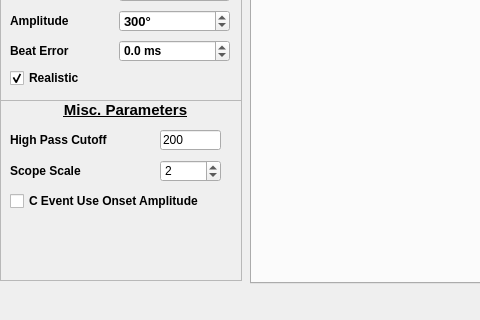
Qt form src/ui/MainWindow.ui (Ji-Min-Lee/2026-3-sw-architect-studio-project) before a commit; both pictures show x 0 to 480 and y 430 to 750 of the 1280 by 750 pixel window.
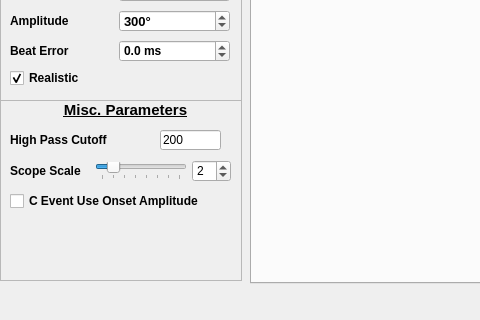
The same form after that commit. Custom widgets are drawn as their Qt base class.

Commit message:
feat(rs4): add scope zoom slider with absolute time axis labels
- Add QSlider (range 1-8) synced bidirectionally with ScopeScaleSpinBox
- Replace hidden x-axis with ScopeTimeTicker showing elapsed seconds (N.N s)
- Enable beat count labels on Rate Error scatter x-axis
- setScopeScale() now replots immediately when stopped/paused using last frame data
- Add enhancement doc with before/after screenshots (docs/milestone3/)

Patch:
```diff
--- a/src/ui/MainWindow.ui
+++ b/src/ui/MainWindow.ui
@@ -369,9 +369,9 @@
     <widget class="QSpinBox" name="ScopeScaleSpinBox">
      <property name="geometry">
       <rect>
-       <x>160</x>
+       <x>192</x>
        <y>60</y>
-       <width>61</width>
+       <width>39</width>
        <height>22</height>
       </rect>
      </property>
@@ -385,12 +385,40 @@
       <number>2</number>
      </property>
     </widget>
+    <widget class="QSlider" name="ScopeScaleSlider">
+     <property name="geometry">
+      <rect>
+       <x>95</x>
+       <y>62</y>
+       <width>92</width>
+       <height>18</height>
+      </rect>
+     </property>
+     <property name="minimum">
+      <number>1</number>
+     </property>
+     <property name="maximum">
+      <number>8</number>
+     </property>
+     <property name="value">
+      <number>2</number>
+     </property>
+     <property name="orientation">
+      <enum>Qt::Horizontal</enum>
+     </property>
+     <property name="tickPosition">
+      <enum>QSlider::TicksBelow</enum>
+     </property>
+     <property name="tickInterval">
+      <number>1</number>
+     </property>
+    </widget>
     <widget class="QLabel" name="ScopeScaleLabel">
      <property name="geometry">
       <rect>
        <x>10</x>
        <y>60</y>
-       <width>101</width>
+       <width>80</width>
        <height>22</height>
       </rect>
      </property>
```
The commit also changes 8 other files.
